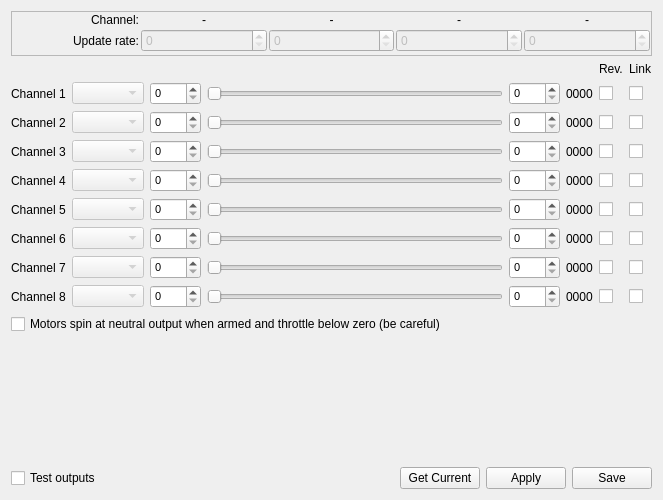
Above: ground/openpilotgcs/src/plugins/config/output.ui from openpilot/OpenPilot before the change. Below: the same form after it.
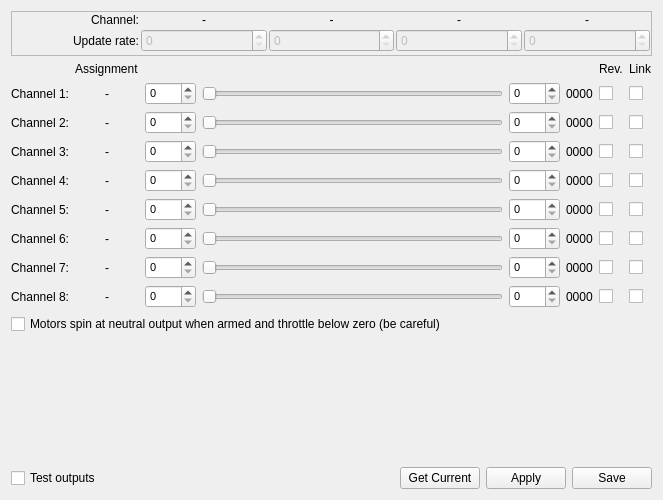
That is the form after the change.

Commit message: Improvement & bugfix: now the output config tab in the config gadget only shows the channel assignments as labels, not dropdowns, and more importantly does not try to save them when clicking on save/apply!

Patch:
```diff
--- a/ground/openpilotgcs/src/plugins/config/output.ui
+++ b/ground/openpilotgcs/src/plugins/config/output.ui
@@ -162,27 +162,7 @@
      <item row="1" column="0">
       <widget class="QLabel" name="actuator0Label">
        <property name="text">
-        <string>Channel 1</string>
-       </property>
-      </widget>
-     </item>
-     <item row="1" column="1">
-      <widget class="QComboBox" name="ch0Output">
-       <property name="enabled">
-        <bool>false</bool>
-       </property>
-       <property name="font">
-        <font>
-         <pointsize>8</pointsize>
-        </font>
-       </property>
-       <property name="toolTip">
-        <string>&lt;!DOCTYPE HTML PUBLIC &quot;-//W3C//DTD HTML 4.0//EN&quot; &quot;http://www.w3.org/TR/REC-html40/strict.dtd&quot;&gt;
-&lt;html&gt;&lt;head&gt;&lt;meta name=&quot;qrichtext&quot; content=&quot;1&quot; /&gt;&lt;style type=&quot;text/css&quot;&gt;
-p, li { white-space: pre-wrap; }
-&lt;/style&gt;&lt;/head&gt;&lt;body style=&quot; font-family:'Ubuntu'; font-size:8pt; font-weight:400; font-style:normal;&quot;&gt;
-&lt;p style=&quot; margin-top:0px; margin-bottom:0px; margin-left:0px; margin-right:0px; -qt-block-indent:0; text-indent:0px;&quot;&gt;&lt;span style=&quot; font-family:'Sans';&quot;&gt;This is the actuator connected to this channel.&lt;/span&gt;&lt;/p&gt;
-&lt;p style=&quot; margin-top:0px; margin-bottom:0px; margin-left:0px; margin-right:0px; -qt-block-indent:0; text-indent:0px;&quot;&gt;&lt;span style=&quot; font-family:'Sans';&quot;&gt;You can change this through the &amp;quot;Airframe&amp;quot; dialog (on the left).&lt;/span&gt;&lt;/p&gt;&lt;/body&gt;&lt;/html&gt;</string>
+        <string>Channel 1:</string>
        </property>
       </widget>
      </item>
@@ -300,27 +280,7 @@
      <item row="2" column="0">
       <widget class="QLabel" name="actuator1Label">
        <property name="text">
-        <string>Channel 2</string>
-       </property>
-      </widget>
-     </item>
-     <item row="2" column="1">
-      <widget class="QComboBox" name="ch1Output">
-       <property name="enabled">
-        <bool>false</bool>
-       </property>
-       <property name="font">
-        <font>
-         <pointsize>8</pointsize>
-        </font>
-       </property>
-       <property name="toolTip">
-        <string>&lt;!DOCTYPE HTML PUBLIC &quot;-//W3C//DTD HTML 4.0//EN&quot; &quot;http://www.w3.org/TR/REC-html40/strict.dtd&quot;&gt;
-&lt;html&gt;&lt;head&gt;&lt;meta name=&quot;qrichtext&quot; content=&quot;1&quot; /&gt;&lt;style type=&quot;text/css&quot;&gt;
-p, li { white-space: pre-wrap; }
-&lt;/style&gt;&lt;/head&gt;&lt;body style=&quot; font-family:'Ubuntu'; font-size:8pt; font-weight:400; font-style:normal;&quot;&gt;
-&lt;p style=&quot; margin-top:0px; margin-bottom:0px; margin-left:0px; margin-right:0px; -qt-block-indent:0; text-indent:0px;&quot;&gt;&lt;span style=&quot; font-family:'Sans';&quot;&gt;This is the actuator connected to this channel.&lt;/span&gt;&lt;/p&gt;
-&lt;p style=&quot; margin-top:0px; margin-bottom:0px; margin-left:0px; margin-right:0px; -qt-block-indent:0; text-indent:0px;&quot;&gt;&lt;span style=&quot; font-family:'Sans';&quot;&gt;You can change this through the &amp;quot;Airframe&amp;quot; dialog (on the left).&lt;/span&gt;&lt;/p&gt;&lt;/body&gt;&lt;/html&gt;</string>
+        <string>Channel 2:</string>
        </property>
       </widget>
      </item>
@@ -407,27 +367,7 @@
      <item row="3" column="0">
       <widget class="QLabel" name="actuator2Label">
        <property name="text">
-        <string>Channel 3</string>
-       </property>
-      </widget>
-     </item>
-     <item row="3" column="1">
-      <widget class="QComboBox" name="ch2Output">
-       <property name="enabled">
-        <bool>false</bool>
-       </property>
-       <property name="font">
-        <font>
-         <pointsize>8</pointsize>
-        </font>
-       </property>
-       <property name="toolTip">
-        <string>&lt;!DOCTYPE HTML PUBLIC &quot;-//W3C//DTD HTML 4.0//EN&quot; &quot;http://www.w3.org/TR/REC-html40/strict.dtd&quot;&gt;
-&lt;html&gt;&lt;head&gt;&lt;meta name=&quot;qrichtext&quot; content=&quot;1&quot; /&gt;&lt;style type=&quot;text/css&quot;&gt;
-p, li { white-space: pre-wrap; }
-&lt;/style&gt;&lt;/head&gt;&lt;body style=&quot; font-family:'Ubuntu'; font-size:8pt; font-weight:400; font-style:normal;&quot;&gt;
-&lt;p style=&quot; margin-top:0px; margin-bottom:0px; margin-left:0px; margin-right:0px; -qt-block-indent:0; text-indent:0px;&quot;&gt;&lt;span style=&quot; font-family:'Sans';&quot;&gt;This is the actuator connected to this channel.&lt;/span&gt;&lt;/p&gt;
-&lt;p style=&quot; margin-top:0px; margin-bottom:0px; margin-left:0px; margin-right:0px; -qt-block-indent:0; text-indent:0px;&quot;&gt;&lt;span style=&quot; font-family:'Sans';&quot;&gt;You can change this through the &amp;quot;Airframe&amp;quot; dialog (on the left).&lt;/span&gt;&lt;/p&gt;&lt;/body&gt;&lt;/html&gt;</string>
+        <string>Channel 3:</string>
        </property>
       </widget>
      </item>
@@ -514,27 +454,7 @@
      <item row="4" column="0">
       <widget class="QLabel" name="actuator3Label">
        <property name="text">
-        <string>Channel 4</string>
-       </property>
-      </widget>
-     </item>
-     <item row="4" column="1">
-      <widget class="QComboBox" name="ch3Output">
-       <property name="enabled">
-        <bool>false</bool>
-       </property>
-       <property name="font">
-        <font>
-         <pointsize>8</pointsize>
-        </font>
-       </property>
-       <property name="toolTip">
-        <string>&lt;!DOCTYPE HTML PUBLIC &quot;-//W3C//DTD HTML 4.0//EN&quot; &quot;http://www.w3.org/TR/REC-html40/strict.dtd&quot;&gt;
-&lt;html&gt;&lt;head&gt;&lt;meta name=&quot;qrichtext&quot; content=&quot;1&quot; /&gt;&lt;style type=&quot;text/css&quot;&gt;
-p, li { white-space: pre-wrap; }
-&lt;/style&gt;&lt;/head&gt;&lt;body style=&quot; font-family:'Ubuntu'; font-size:8pt; font-weight:400; font-style:normal;&quot;&gt;
-&lt;p style=&quot; margin-top:0px; margin-bottom:0px; margin-left:0px; margin-right:0px; -qt-block-indent:0; text-indent:0px;&quot;&gt;&lt;span style=&quot; font-family:'Sans';&quot;&gt;This is the actuator connected to this channel.&lt;/span&gt;&lt;/p&gt;
-&lt;p style=&quot; margin-top:0px; margin-bottom:0px; margin-left:0px; margin-right:0px; -qt-block-indent:0; text-indent:0px;&quot;&gt;&lt;span style=&quot; font-family:'Sans';&quot;&gt;You can change this through the &amp;quot;Airframe&amp;quot; dialog (on the left).&lt;/span&gt;&lt;/p&gt;&lt;/body&gt;&lt;/html&gt;</string>
+        <string>Channel 4:</string>
        </property>
       </widget>
      </item>
@@ -621,27 +541,7 @@
      <item row="5" column="0">
       <widget class="QLabel" name="actuator4Label">
        <property name="text">
-        <string>Channel 5</string>
-       </property>
-      </widget>
-     </item>
-     <item row="5" column="1">
-      <widget class="QComboBox" name="ch4Output">
-       <property name="enabled">
-        <bool>false</bool>
-       </property>
-       <property name="font">
-        <font>
-         <pointsize>8</pointsize>
-        </font>
-       </property>
-       <property name="toolTip">
-        <string>&lt;!DOCTYPE HTML PUBLIC &quot;-//W3C//DTD HTML 4.0//EN&quot; &quot;http://www.w3.org/TR/REC-html40/strict.dtd&quot;&gt;
-&lt;html&gt;&lt;head&gt;&lt;meta name=&quot;qrichtext&quot; content=&quot;1&quot; /&gt;&lt;style type=&quot;text/css&quot;&gt;
-p, li { white-space: pre-wrap; }
-&lt;/style&gt;&lt;/head&gt;&lt;body style=&quot; font-family:'Ubuntu'; font-size:8pt; font-weight:400; font-style:normal;&quot;&gt;
-&lt;p style=&quot; margin-top:0px; margin-bottom:0px; margin-left:0px; margin-right:0px; -qt-block-indent:0; text-indent:0px;&quot;&gt;&lt;span style=&quot; font-family:'Sans';&quot;&gt;This is the actuator connected to this channel.&lt;/span&gt;&lt;/p&gt;
-&lt;p style=&quot; margin-top:0px; margin-bottom:0px; margin-left:0px; margin-right:0px; -qt-block-indent:0; text-indent:0px;&quot;&gt;&lt;span style=&quot; font-family:'Sans';&quot;&gt;You can change this through the &amp;quot;Airframe&amp;quot; dialog (on the left).&lt;/span&gt;&lt;/p&gt;&lt;/body&gt;&lt;/html&gt;</string>
+        <string>Channel 5:</string>
        </property>
       </widget>
      </item>
@@ -719,27 +619,7 @@
      <item row="6" column="0">
       <widget class="QLabel" name="actuator5Label">
        <property name="text">
-        <string>Channel 6</string>
-       </property>
-      </widget>
-     </item>
-     <item row="6" column="1">
-      <widget class="QComboBox" name="ch5Output">
-       <property name="enabled">
-        <bool>false</bool>
-       </property>
-       <property name="font">
-        <font>
-         <pointsize>8</pointsize>
-        </font>
-       </property>
-       <property name="toolTip">
-        <string>&lt;!DOCTYPE HTML PUBLIC &quot;-//W3C//DTD HTML 4.0//EN&quot; &quot;http://www.w3.org/TR/REC-html40/strict.dtd&quot;&gt;
-&lt;html&gt;&lt;head&gt;&lt;meta name=&quot;qrichtext&quot; content=&quot;1&quot; /&gt;&lt;style type=&quot;text/css&quot;&gt;
-p, li { white-space: pre-wrap; }
-&lt;/style&gt;&lt;/head&gt;&lt;body style=&quot; font-family:'Ubuntu'; font-size:8pt; font-weight:400; font-style:normal;&quot;&gt;
-&lt;p style=&quot; margin-top:0px; margin-bottom:0px; margin-left:0px; margin-right:0px; -qt-block-indent:0; text-indent:0px;&quot;&gt;&lt;span style=&quot; font-family:'Sans';&quot;&gt;This is the actuator connected to this channel.&lt;/span&gt;&lt;/p&gt;
-&lt;p style=&quot; margin-top:0px; margin-bottom:0px; margin-left:0px; margin-right:0px; -qt-block-indent:0; text-indent:0px;&quot;&gt;&lt;span style=&quot; font-family:'Sans';&quot;&gt;You can change this through the &amp;quot;Airframe&amp;quot; dialog (on the left).&lt;/span&gt;&lt;/p&gt;&lt;/body&gt;&lt;/html&gt;</string>
+        <string>Channel 6:</string>
        </property>
       </widget>
      </item>
@@ -817,54 +697,14 @@
      <item row="7" column="0">
       <widget class="QLabel" name="actuator6Label">
        <property name="text">
-        <string>Channel 7</string>
-       </property>
-      </widget>
-     </item>
-     <item row="7" column="1">
-      <widget class="QComboBox" name="ch6Output">
-       <property name="enabled">
-        <bool>false</bool>
-       </property>
-       <property name="font">
-        <font>
-         <pointsize>8</pointsize>
-        </font>
-       </property>
-       <property name="toolTip">
-        <string>&lt;!DOCTYPE HTML PUBLIC &quot;-//W3C//DTD HTML 4.0//EN&quot; &quot;http://www.w3.org/TR/REC-html40/strict.dtd&quot;&gt;
-&lt;html&gt;&lt;head&gt;&lt;meta name=&quot;qrichtext&quot; content=&quot;1&quot; /&gt;&lt;style type=&quot;text/css&quot;&gt;
-p, li { white-space: pre-wrap; }
-&lt;/style&gt;&lt;/head&gt;&lt;body style=&quot; font-family:'Ubuntu'; font-size:8pt; font-weight:400; font-style:normal;&quot;&gt;
-&lt;p style=&quot; margin-top:0px; margin-bottom:0px; margin-left:0px; margin-right:0px; -qt-block-indent:0; text-indent:0px;&quot;&gt;&lt;span style=&quot; font-family:'Sans';&quot;&gt;This is the actuator connected to this channel.&lt;/span&gt;&lt;/p&gt;
-&lt;p style=&quot; margin-top:0px; margin-bottom:0px; margin-left:0px; margin-right:0px; -qt-block-indent:0; text-indent:0px;&quot;&gt;&lt;span style=&quot; font-family:'Sans';&quot;&gt;You can change this through the &amp;quot;Airframe&amp;quot; dialog (on the left).&lt;/span&gt;&lt;/p&gt;&lt;/body&gt;&lt;/html&gt;</string>
+        <string>Channel 7:</string>
        </property>
       </widget>
      </item>
      <item row="8" column="0">
       <widget class="QLabel" name="actuator7Label">
        <property name="text">
-        <string>Channel 8</string>
-       </property>
-      </widget>
-     </item>
-     <item row="8" column="1">
-      <widget class="QComboBox" name="ch7Output">
-       <property name="enabled">
-        <bool>false</bool>
-       </property>
-       <property name="font">
-        <font>
-         <pointsize>8</pointsize>
-        </font>
-       </property>
-       <property name="toolTip">
-        <string>&lt;!DOCTYPE HTML PUBLIC &quot;-//W3C//DTD HTML 4.0//EN&quot; &quot;http://www.w3.org/TR/REC-html40/strict.dtd&quot;&gt;
-&lt;html&gt;&lt;head&gt;&lt;meta name=&quot;qrichtext&quot; content=&quot;1&quot; /&gt;&lt;style type=&quot;text/css&quot;&gt;
-p, li { white-space: pre-wrap; }
-&lt;/style&gt;&lt;/head&gt;&lt;body style=&quot; font-family:'Ubuntu'; font-size:8pt; font-weight:400; font-style:normal;&quot;&gt;
-&lt;p style=&quot; margin-top:0px; margin-bottom:0px; margin-left:0px; margin-right:0px; -qt-block-indent:0; text-indent:0px;&quot;&gt;&lt;span style=&quot; font-family:'Sans';&quot;&gt;This is the actuator connected to this channel.&lt;/span&gt;&lt;/p&gt;
-&lt;p style=&quot; margin-top:0px; margin-bottom:0px; margin-left:0px; margin-right:0px; -qt-block-indent:0; text-indent:0px;&quot;&gt;&lt;span style=&quot; font-family:'Sans';&quot;&gt;You can change this through the &amp;quot;Airframe&amp;quot; dialog (on the left).&lt;/span&gt;&lt;/p&gt;&lt;/body&gt;&lt;/html&gt;</string>
+        <string>Channel 8:</string>
        </property>
       </widget>
      </item>
@@ -1010,6 +850,133 @@
        </property>
       </widget>
      </item>
+     <item row="1" column="1">
+      <widget class="QLabel" name="ch0Output">
+       <property name="font">
+        <font>
+         <pointsize>9</pointsize>
+        </font>
+       </property>
+       <property name="text">
+        <string>-</string>
+       </property>
+       <property name="alignment">
+        <set>Qt::AlignCenter</set>
+       </property>
+      </widget>
+     </item>
+     <item row="2" column="1">
+      <widget class="QLabel" name="ch1Output">
+       <property name="font">
+        <font>
+         <pointsize>9</pointsize>
+        </font>
+       </property>
+       <property name="text">
+        <string>-</string>
+       </property>
+       <property name="alignment">
+        <set>Qt::AlignCenter</set>
+       </property>
+      </widget>
+     </item>
+     <item row="3" column="1">
+      <widget class="QLabel" name="ch2Output">
+       <property name="font">
+        <font>
+         <pointsize>9</pointsize>
+        </font>
+       </property>
+       <property name="text">
+        <string>-</string>
+       </property>
+       <property name="alignment">
+        <set>Qt::AlignCenter</set>
+       </property>
+      </widget>
+     </item>
+     <item row="4" column="1">
+      <widget class="QLabel" name="ch3Output">
+       <property name="font">
+        <font>
+         <pointsize>9</pointsize>
+        </font>
+       </property>
+       <property name="text">
+        <string>-</string>
+       </property>
+       <property name="alignment">
+        <set>Qt::AlignCenter</set>
+       </property>
+      </widget>
+     </item>
+     <item row="5" column="1">
+      <widget class="QLabel" name="ch4Output">
+       <property name="font">
+        <font>
+         <pointsize>9</pointsize>
+        </font>
+       </property>
+       <property name="text">
+        <string>-</string>
+       </property>
+       <property name="alignment">
+        <set>Qt::AlignCenter</set>
+       </property>
+      </widget>
+     </item>
+     <item row="6" column="1">
+      <widget class="QLabel" name="ch5Output">
+       <property name="font">
+        <font>
+         <pointsize>9</pointsize>
+        </font>
+       </property>
+       <property name="text">
+        <string>-</string>
+       </property>
+       <property name="alignment">
+        <set>Qt::AlignCenter</set>
+       </property>
+      </widget>
+     </item>
+     <item row="7" column="1">
+      <widget class="QLabel" name="ch6Output">
+       <property name="font">
+        <font>
+         <pointsize>9</pointsize>
+        </font>
+       </property>
+       <property name="text">
+        <string>-</string>
+       </property>
+       <property name="alignment">
+        <set>Qt::AlignCenter</set>
+       </property>
+      </widget>
+     </item>
+     <item row="8" column="1">
+      <widget class="QLabel" name="ch7Output">
+       <property name="font">
+        <font>
+         <pointsize>9</pointsize>
+        </font>
+       </property>
+       <property name="text">
+        <string>-</string>
+       </property>
+       <property name="alignment">
+        <set>Qt::AlignCenter</set>
+       </property>
+      </widget>
+     </item>
+     <item row="0" column="1">
+      <widget class="QLabel" name="label_4">
+       <property name="text">
+        <string>Assignment</string>
+       </property>
+      </widget>
+     </item>
     </layout>
    </item>
    <item>
```
Left out of the diff: 8 changed lines with no effect on the pictures. The commit also changes 1 other file.
